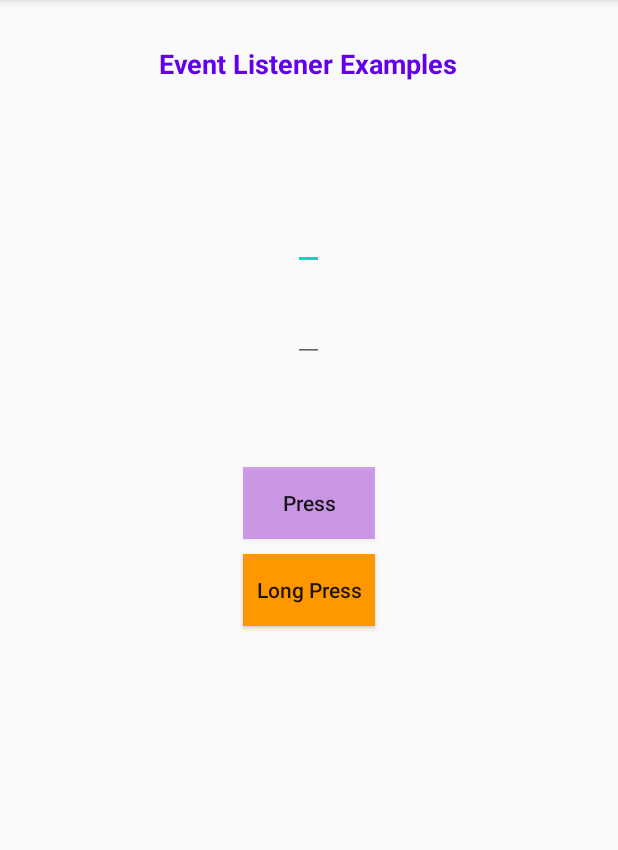
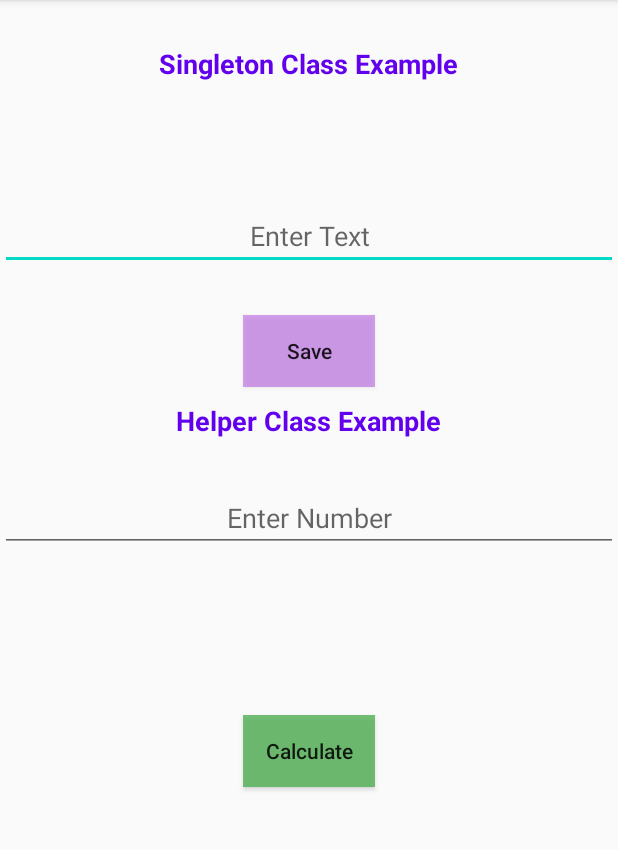
Before and after one commit to DevendraSaini180/Daily-Tasks, an Android app: the screen it shows after launch (MainActivity), on a phone screen of 412 x 824 dp, the part 84-934 px from its top. Run offline under Robolectric (Android 15) with nearby library versions, the phone set to English and light mode, and no system bars.

Commit message:
Singleton and Helper Class Example

```diff
--- a/app/src/main/java/com/devendrasaini/sharedpreferencesapplication/MainActivity.java
+++ b/app/src/main/java/com/devendrasaini/sharedpreferencesapplication/MainActivity.java
@@ -3,18 +3,17 @@ package com.devendrasaini.sharedpreferencesapplication;
 import androidx.appcompat.app.AppCompatActivity;
 
 import android.os.Bundle;
-import android.view.MotionEvent;
 import android.view.View;
 import android.widget.Button;
 import android.widget.EditText;
-import android.widget.RelativeLayout;
+import android.widget.TextView;
 import android.widget.Toast;
 
 public class MainActivity extends AppCompatActivity {
 
-    EditText onLongClickText, onClickText;
-    Button btnPress, btnLongPress;
-    RelativeLayout touchLayout;
+    EditText editText, editNumber;
+    TextView primeNumber, factorial;
+    Button btnSave, btnCalculate;
 
     @Override
     protected void onCreate(Bundle savedInstanceState) {
@@ -23,51 +22,49 @@ public class MainActivity extends AppCompatActivity {
 
         uiInitialization();
         startButton();
-        startTouchScreen();
+        startCalculationButton();
     }
 
     public void uiInitialization() {
-        onClickText = findViewById(R.id.editTextOnClick);
-        onLongClickText = findViewById(R.id.editTextOnLongClick);
-        btnPress = findViewById(R.id.button);
-        btnLongPress = findViewById(R.id.button2);
-        touchLayout = findViewById(R.id.main_layout);
+        editText = findViewById(R.id.editText);
+        editNumber = findViewById(R.id.editTextNumber);
+        primeNumber = findViewById(R.id.textViewPrime);
+        factorial = findViewById(R.id.textViewFact);
+        btnSave = findViewById(R.id.button);
+        btnCalculate = findViewById(R.id.button2);
     }
     private void startButton() {
-        startOnClick();
-        startOnLongClick();
-    }
-    private void startOnLongClick() {
-        btnLongPress.setOnLongClickListener(new View.OnLongClickListener() {
+        btnSave.setOnClickListener(new View.OnClickListener() {
             @Override
-            public boolean onLongClick(View v) {
-                onLongClickText.setText("onLongClick method is called");
-                return false;
+            public void onClick(View v) {
+                if(editText.getText().toString().isEmpty())
+                {
+                    editText.setError("Enter Text");
+                }
+                else
+                {
+                    String editValue = editText.getText().toString();
+                    SingletonExample singletonexample = SingletonExample.getInstance();
+                    singletonexample.setText(editValue);
+                    Toast.makeText(MainActivity.this, singletonexample.getText(), Toast.LENGTH_SHORT).show();
+                }
             }
         });
     }
-    private void startOnClick() {
-        btnPress.setOnClickListener(new View.OnClickListener() {
+
+    public void startCalculationButton() {
+        btnCalculate.setOnClickListener(new View.OnClickListener() {
             @Override
             public void onClick(View v) {
-                onClickText.setText("onClick method is called");
-            }
-        });
-    }
-    private void startTouchScreen() {
-        touchLayout.setOnTouchListener(new View.OnTouchListener() {
-            @Override
-            public boolean onTouch(View v, MotionEvent event) {
-                switch (event.getAction())
+                if(Helper.isPrime(Integer.parseInt(editNumber.getText().toString())))
                 {
-                    case MotionEvent.ACTION_DOWN:
-                        Toast.makeText(MainActivity.this, "Action Down Event", Toast.LENGTH_SHORT).show();
-                        break;
-                    case MotionEvent.ACTION_UP:
-                        Toast.makeText(MainActivity.this, "Action Up Event", Toast.LENGTH_SHORT).show();
-                        break;
+                    primeNumber.setText(editNumber.getText().toString()+" is a Prime Number");
                 }
-                return true;
+                else
+                {
+                    primeNumber.setText(editNumber.getText().toString()+" is not a Prime Number");
+                }
+                factorial.setText("factorial of " + editNumber.getText().toString()+" = " + Helper.findFactorial(Integer.parseInt(editNumber.getText().toString())));
             }
         });
     }
--- a/app/src/main/res/layout/activity_main.xml
+++ b/app/src/main/res/layout/activity_main.xml
@@ -12,7 +12,7 @@
         android:id="@+id/textView"
         android:layout_width="wrap_content"
         android:layout_height="wrap_content"
-        android:text="Event Listener Examples"
+        android:text="Singleton Class Example"
         android:textSize="18sp"
         android:textColor="@color/colorPrimary"
         android:textStyle="bold"
@@ -22,48 +22,85 @@
 
 
     <EditText
-        android:id="@+id/editTextOnClick"
-        android:layout_width="wrap_content"
+        android:id="@+id/editText"
+        android:layout_width="match_parent"
         android:layout_height="wrap_content"
-        android:text=""
+        android:hint="Enter Text"
         android:layout_below="@id/textView"
         android:layout_marginTop="80dp"
         android:layout_centerHorizontal="true"
         android:gravity="center"
         android:textColor="#0F1010"/>
 
-    <EditText
-        android:id="@+id/editTextOnLongClick"
-        android:layout_width="wrap_content"
-        android:layout_height="wrap_content"
-        android:text=""
-        android:layout_below="@id/editTextOnClick"
-        android:layout_marginTop="16dp"
-        android:layout_centerHorizontal="true"
-        android:gravity="center"
-        android:textColor="#0F1010"/>
 
     <Button
         android:id="@+id/button"
         android:layout_width="wrap_content"
         android:layout_height="wrap_content"
-        android:text="Press"
+        android:text="Save"
         android:textAllCaps="false"
         android:background="#5B8F03DA"
-        android:layout_below="@id/editTextOnLongClick"
+        android:layout_below="@id/editText"
         android:layout_centerHorizontal="true"
-        android:layout_marginTop="70dp"/>
+        android:layout_marginTop="30dp"/>
+
+    <TextView
+        android:id="@+id/textView8"
+        android:layout_width="wrap_content"
+        android:layout_height="wrap_content"
+        android:layout_below="@id/button"
+        android:layout_marginTop="10dp"
+        android:text="Helper Class Example"
+        android:textSize="18sp"
+        android:textColor="@color/colorPrimary"
+        android:textStyle="bold"
+        android:layout_centerHorizontal="true"
+        android:gravity="center"/>
+
+    <EditText
+        android:id="@+id/editTextNumber"
+        android:layout_width="match_parent"
+        android:layout_height="wrap_content"
+        android:ems="10"
+        android:hint="Enter Number"
+        android:layout_below="@id/textView8"
+        android:layout_marginTop="30dp"
+        android:layout_centerHorizontal="true"
+        android:gravity="center"
+        android:inputType="number" />
+
+    <TextView
+        android:id="@+id/textViewPrime"
+        android:layout_width="wrap_content"
+        android:layout_height="wrap_content"
+        android:text=""
+        android:layout_below="@id/editTextNumber"
+        android:layout_centerHorizontal="true"
+        android:gravity="center"
+        android:layout_marginTop="30dp"
+        android:textColor="#0F1010"/>
+
+    <TextView
+        android:id="@+id/textViewFact"
+        android:layout_width="wrap_content"
+        android:layout_height="wrap_content"
+        android:text=""
+        android:layout_below="@id/textViewPrime"
+        android:layout_centerHorizontal="true"
+        android:gravity="center"
+        android:layout_marginTop="10dp"
+        android:textColor="#0F1010"/>
 
     <Button
         android:id="@+id/button2"
         android:layout_width="wrap_content"
         android:layout_height="wrap_content"
-        android:text="Long Press"
+        android:text="Calculate"
+        android:layout_below="@id/textViewFact"
+        android:layout_centerHorizontal="true"
+        android:layout_marginTop="30dp"
         android:textAllCaps="false"
-        android:background="#FF9800"
-        android:layout_below="@id/button"
-        android:layout_centerHorizontal="true"
-        android:layout_marginTop="10dp"/>
+        android:background="#C64CAF50"/>
 
 
 </RelativeLayout>
```
Also changed, not shown: app/src/main/java/com/devendrasaini/sharedpreferencesapplication/Helper.java (added, +33 -0 lines), app/src/main/java/com/devendrasaini/sharedpreferencesapplication/SingletonExample.java (added, +24 -0 lines).
